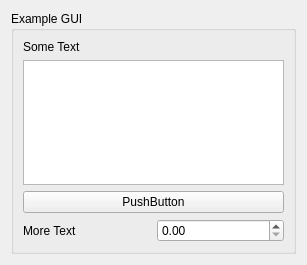
Above: bt_application/src/example_gui.ui from SamanthaSmith04/behavior-tree-examples before the change. Below: the same form after it.
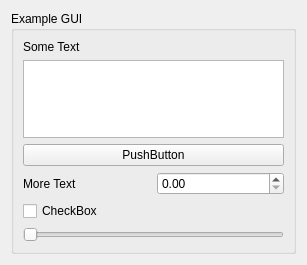
That is the form after the change.

```diff
--- a/bt_application/src/example_gui.ui
+++ b/bt_application/src/example_gui.ui
@@ -51,6 +51,20 @@
         </item>
        </layout>
       </item>
+      <item>
+       <widget class="QCheckBox" name="example_check_box">
+        <property name="text">
+         <string>CheckBox</string>
+        </property>
+       </widget>
+      </item>
+      <item>
+       <widget class="QSlider" name="example_slider">
+        <property name="orientation">
+         <enum>Qt::Horizontal</enum>
+        </property>
+       </widget>
+      </item>
      </layout>
     </widget>
    </item>
```
